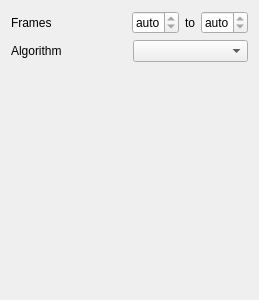
This is sdt/gui/locator/locate_options.ui in schuetzgroup/sdt-python as Qt 5 draws it before an edit. The edited form follows.
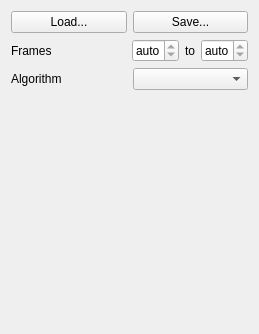
This is the edited form.

Commit message: gui.locator: Allow for loading options

The edit to the form file:
```diff
--- a/sdt/gui/locator/locate_options.ui
+++ b/sdt/gui/locator/locate_options.ui
@@ -7,13 +7,31 @@
     <x>0</x>
     <y>0</y>
     <width>259</width>
-    <height>300</height>
+    <height>334</height>
    </rect>
   </property>
   <property name="windowTitle">
    <string>Form</string>
   </property>
   <layout class="QVBoxLayout" name="verticalLayout">
+   <item>
+    <layout class="QHBoxLayout" name="horizontalLayout_3">
+     <item>
+      <widget class="QPushButton" name="loadButton">
+       <property name="text">
+        <string>Load...</string>
+       </property>
+      </widget>
+     </item>
+     <item>
+      <widget class="QPushButton" name="saveButton">
+       <property name="text">
+        <string>Save...</string>
+       </property>
+      </widget>
+     </item>
+    </layout>
+   </item>
    <item>
     <layout class="QHBoxLayout" name="horizontalLayout">
      <item>
```
The commit also changes 8 other files.
